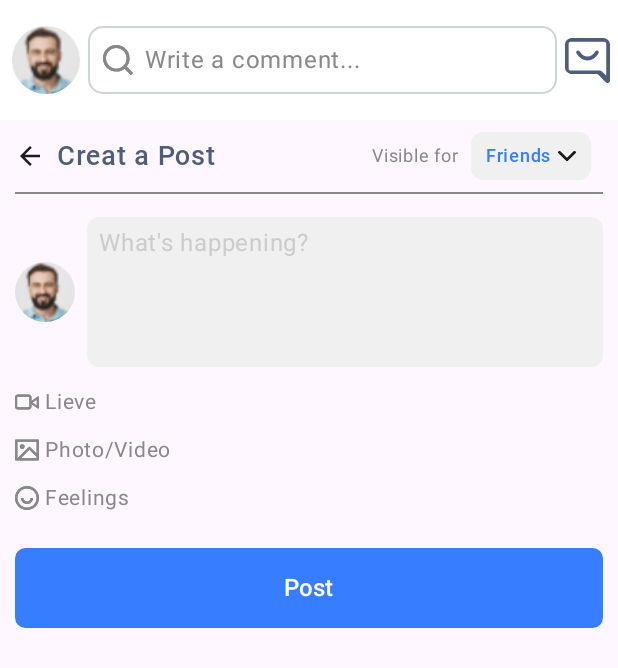
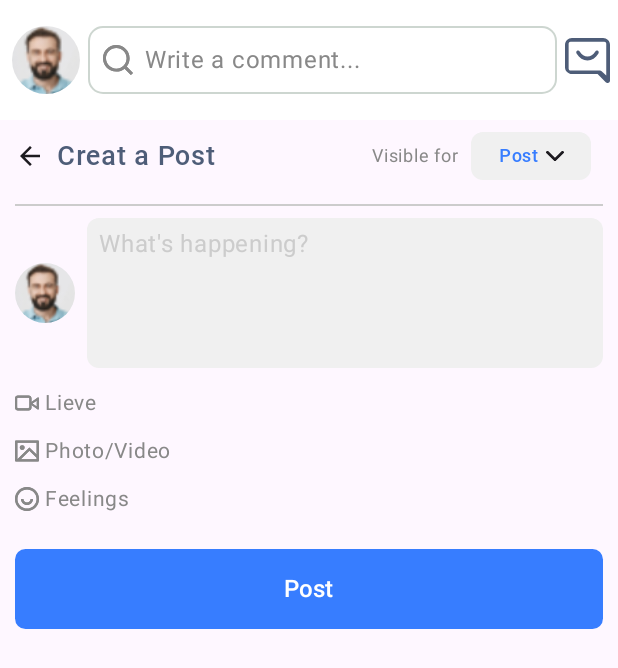
Before and after one commit to saif-uddin-shrabon/Meetmax, an Android app built with Jetpack Compose: the MainScreen screen opened through its navigation route, after a tap on "What's happening?", on a phone screen of 412 x 824 dp. Shown: the top 668 px of the screen. Run offline under Robolectric (Android 15) with nearby library versions, the phone set to English and light mode, and no system bars; our stand-ins replace Dagger/Hilt's generated code, Firebase (no records; nobody signed in at launch, a user with empty details on screens opened directly), livedata-compose; pictures from the network do not load.

Commit message:
Post creation daynamic for event post

```diff
--- a/app/src/main/java/com/lilab/meetmax/Pages/AppComponent/CommonCmponent.kt
+++ b/app/src/main/java/com/lilab/meetmax/Pages/AppComponent/CommonCmponent.kt
@@ -545,6 +545,13 @@ fun WarningDialog(
 
 
 
+//Devider
+@Composable
+fun CustomDevider(){
+    Spacer(modifier = Modifier.height(8.dp))
+    Divider(color = Color.LightGray, thickness = 1.dp)
+    Spacer(modifier = Modifier.height(8.dp))
+}
 
 @Preview(showBackground = true, widthDp = 360, heightDp = 640)
 @Composable
--- /dev/null
+++ b/app/src/main/java/com/lilab/meetmax/Pages/AppComponent/DropDownMnue.kt
@@ -0,0 +1,100 @@
+package com.lilab.meetmax.Pages.AppComponent
+
+import androidx.compose.foundation.background
+import androidx.compose.foundation.clickable
+import androidx.compose.foundation.layout.Arrangement
+import androidx.compose.foundation.layout.Box
+import androidx.compose.foundation.layout.Row
+import androidx.compose.foundation.layout.Spacer
+import androidx.compose.foundation.layout.height
+import androidx.compose.foundation.layout.size
+import androidx.compose.foundation.layout.width
+import androidx.compose.foundation.shape.RoundedCornerShape
+import androidx.compose.material3.DropdownMenu
+import androidx.compose.material3.DropdownMenuItem
+import androidx.compose.material3.Icon
+import androidx.compose.material3.Text
+import androidx.compose.runtime.Composable
+import androidx.compose.runtime.getValue
+import androidx.compose.runtime.mutableStateOf
+import androidx.compose.runtime.remember
+import androidx.compose.runtime.setValue
+import androidx.compose.ui.Alignment
+import androidx.compose.ui.Modifier
+import androidx.compose.ui.res.painterResource
+import androidx.compose.ui.text.font.Font
+import androidx.compose.ui.text.font.FontFamily
+import androidx.compose.ui.text.font.FontWeight
+import androidx.compose.ui.tooling.preview.Preview
+import androidx.compose.ui.unit.dp
+import androidx.compose.ui.unit.sp
+import com.lilab.meetmax.R
+import com.lilab.meetmax.ui.theme.LightColorScheme
+@Composable
+fun PostTypeChangeDropdownMenu(
+    onOptionSelected: (Boolean) -> Unit
+) {
+    var expanded by remember { mutableStateOf(false) }
+    var selectedText by remember { mutableStateOf("Post") }
+
+    Box {
+        Row(
+            modifier = Modifier
+                .height(32.dp)
+                .width(80.dp)
+                .background(LightColorScheme.background, RoundedCornerShape(8.dp))
+                .clickable { expanded = true },
+            horizontalArrangement = Arrangement.Center,
+            verticalAlignment = Alignment.CenterVertically
+        ) {
+            Text(
+                text = selectedText,
+                fontSize = 12.sp,
+                fontFamily = FontFamily(Font(R.font.rmedium, FontWeight.Medium)),
+                color = LightColorScheme.secondary,
+            )
+            Spacer(modifier = Modifier.width(4.dp))
+            Icon(
+                painter = painterResource(id = R.drawable.angle_down),
+                contentDescription = "Arrow Down",
+                modifier = Modifier.size(12.dp)
+            )
+        }
+
+        DropdownMenu(
+            expanded = expanded,
+            onDismissRequest = { expanded = false }
+        ) {
+            DropdownMenuItem(
+                text = { Text("Event") },
+                onClick = {
+                    selectedText = "Event"
+                    expanded = false
+                    onOptionSelected(true)
+                }
+            )
+
+            DropdownMenuItem(
+                text = { Text("Post") },
+                onClick = {
+                    selectedText = "Post"
+                    expanded = false
+                    onOptionSelected(false)
+                }
+            )
+        }
+    }
+}
+
+
+
+
+@Preview(showBackground = true, heightDp = 640, widthDp = 360)
+@Composable
+fun DropDownMeny(){
+    PostTypeChangeDropdownMenu(
+        onOptionSelected = {
+            // Handle option selection
+        }
+    )
+}
--- a/app/src/main/java/com/lilab/meetmax/Pages/AppComponent/MediaSelector.kt
+++ b/app/src/main/java/com/lilab/meetmax/Pages/AppComponent/MediaSelector.kt
@@ -138,6 +138,7 @@ fun MediaSelector(
             }
 
 
+
         }
     }
     else {
--- a/app/src/main/java/com/lilab/meetmax/Pages/MainPages/CreatPost.kt
+++ b/app/src/main/java/com/lilab/meetmax/Pages/MainPages/CreatPost.kt
@@ -43,6 +43,7 @@ import androidx.compose.ui.draw.clip
 import androidx.compose.ui.graphics.Color
 import androidx.compose.ui.platform.LocalContext
 import androidx.compose.ui.res.painterResource
+import androidx.compose.ui.res.stringResource
 import androidx.compose.ui.text.font.Font
 import androidx.compose.ui.text.font.FontFamily
 import androidx.compose.ui.text.font.FontWeight
@@ -52,7 +53,10 @@ import androidx.compose.ui.unit.sp
 import androidx.navigation.NavHostController
 import androidx.navigation.compose.rememberNavController
 import com.lilab.meetmax.Pages.AppComponent.BasicTextFiledWithHint
+import com.lilab.meetmax.Pages.AppComponent.CreatEventPostContent
+import com.lilab.meetmax.Pages.AppComponent.CustomDevider
 import com.lilab.meetmax.Pages.AppComponent.MediaSelector
+import com.lilab.meetmax.Pages.AppComponent.PostTypeChangeDropdownMenu
 import com.lilab.meetmax.Pages.AppComponent.ToolbarSection
 import com.lilab.meetmax.Pages.Navigation.Destination
 import com.lilab.meetmax.R
@@ -65,20 +69,20 @@ import com.lilab.meetmax.ui.theme.LightColorScheme
 fun CreatPost(navHostController: NavHostController,postViewModel: PostViewModel) {
 
 
-
     Surface(
 
         modifier = Modifier.fillMaxSize()
     ) {
        Column(
-              modifier = Modifier.fillMaxSize()
+              modifier = Modifier
+                  .fillMaxSize()
                   .verticalScroll(rememberScrollState()),
                 verticalArrangement = Arrangement.Top,
               horizontalAlignment = Alignment.CenterHorizontally
        ) {
            ToolbarSection()
 
-           CreatePostScreen(navHostController,postViewModel)
+           CreatePostScreen(navHostController, postViewModel)
        }
     }
 }
@@ -86,9 +90,11 @@ fun CreatPost(navHostController: NavHostController,postViewModel: PostViewModel)
 @Composable
 fun CreatePostScreen(navHostController: NavHostController,postViewModel: PostViewModel){
 
+
     var textValue by remember { mutableStateOf("") }
     var imageUri by remember { mutableStateOf<Uri?>(null) }
     var isLoading by remember { mutableStateOf(false) }
+    var event by remember { mutableStateOf(false) }
 
 
      Column(
@@ -97,15 +103,21 @@ fun CreatePostScreen(navHostController: NavHostController,postViewModel: PostVie
             horizontalAlignment = Alignment.CenterHorizontally
      ) {
             Spacer(modifier = Modifier.height(8.dp))
-            HeadingSectionOfCreatPost(navHostController)
 
-             Divider(
-                 color = Color.Gray,
-                 thickness = 1.dp,
-                 modifier = Modifier.fillMaxWidth()
-             )
-            Spacer(modifier = Modifier.height(15.dp))
-            PostContent(textValue = textValue, onTextChager = { textValue = it })
+
+         HeadingSectionOfCreatPost(navHostController,onEventChange = { event = it })
+           CustomDevider()
+         if (!event) {
+             PostContent(
+                 navHostController,
+                 textValue = textValue,
+                 onTextChager = { textValue = it })
+         }else{
+             CreatEventPostContent(textValue = textValue, onTextChager = { textValue = it })
+         }
+
+
+
             Spacer(modifier = Modifier.height(8.dp))
             ActionPerformer(imageUri = imageUri, onImageSelected = { imageUri = it })
            Spacer(modifier = Modifier.height(18.dp) )
@@ -155,8 +167,9 @@ fun CreatePostScreen(navHostController: NavHostController,postViewModel: PostVie
 
 }
 
+// Heading Section of Create Post
 @Composable
-fun HeadingSectionOfCreatPost(navHostController: NavHostController){
+fun HeadingSectionOfCreatPost(navHostController: NavHostController, onEventChange: (Boolean) -> Unit){
 
 
     Row (
@@ -200,30 +213,15 @@ fun HeadingSectionOfCreatPost(navHostController: NavHostController){
 
         Spacer(modifier = Modifier.width(8.dp))
 
+        PostTypeChangeDropdownMenu(
+            onOptionSelected = {
 
-            Row(
-                modifier = Modifier
-                    .height(32.dp)
-                    .width(80.dp)
-                    .background(LightColorScheme.background, RoundedCornerShape(8.dp)),
-                horizontalArrangement = Arrangement.Center,
-                verticalAlignment = Alignment.CenterVertically
-            ) {
-                Text(
-                    text = "Friends",
-                    fontSize = 12.sp,
-                    fontFamily = FontFamily(Font(R.font.rmedium, FontWeight.Medium)),
-                    color = LightColorScheme.secondary,
-                )
-                Spacer(modifier = Modifier.width(4.dp))
-                Icon(
-                    painter = painterResource(id = R.drawable.angle_down),
-                    contentDescription = "Arrow Down",
-                    modifier = Modifier
-                        .size(12.dp)
+                onEventChange(it)
+            }
+
         )
 
-            }
+
 
         Spacer(modifier = Modifier.width(8.dp))
 
@@ -232,10 +230,11 @@ fun HeadingSectionOfCreatPost(navHostController: NavHostController){
 }
 
 
+// Post Content
+@Composable
+fun PostContent(navHostController: NavHostController,textValue: String, onTextChager: (String) -> Unit = {}){
+    var isEnabled by remember { mutableStateOf(false) }
 
-@Composable
-fun PostContent(textValue: String, onTextChager: (String) -> Unit = {}){
-    var isEnabled by remember { mutableStateOf(false) }
 
 
         Row(
@@ -273,7 +272,10 @@ fun PostContent(textValue: String, onTextChager: (String) -> Unit = {}){
 
 
         }
+
+
 }
+
 
 
 @Composable
@@ -326,5 +328,5 @@ fun ActionPerformer(
 @Composable
 fun CreatPostPreview() {
     val mockNavController = rememberNavController()
-  //  CreatPost(mockNavController, PostViewModel())
+    //CreatPost(mockNavController)
 }
--- a/app/src/main/java/com/lilab/meetmax/Pages/MainPages/HomePage.kt
+++ b/app/src/main/java/com/lilab/meetmax/Pages/MainPages/HomePage.kt
@@ -110,6 +110,7 @@ fun HomePage(modifier: Modifier = Modifier, navHostController: NavHostController
                                  content = it1.content,
                                  image = posts!![index].image
                              )
+
                          }
 
                      }
--- a/app/src/main/java/com/lilab/meetmax/services/repository/StoryRepository.kt
+++ b/app/src/main/java/com/lilab/meetmax/services/repository/StoryRepository.kt
@@ -10,14 +10,14 @@ object StoryRepository {
     private val sotries = mutableStateOf<List<StoryData>>(emptyList())
 
     val _stories = ArrayList<StoryData>()
-
     private fun populateStories() {
 
-        (0..9).forEach { index ->
+        (0..20).forEach { index ->
             val story = StoryData(
                 image = "https://randomuser.me/api/portraits/men/${index + 1}.jpg",
                 name = names[index]
             )
+
             _stories.add(story)
         }
 
--- a/app/src/main/res/values/strings.xml
+++ b/app/src/main/res/values/strings.xml
@@ -3,4 +3,6 @@
     <string name="forget_password">Forget Password?</string>
     <string name="forget_password_desc">Enter your email details to receive a reset link</string>
     <string name="SearchPlaceholder">Search for something here…</string>
+    <string name="eventheading">Recent Event</string>
+    <string name="creatEvent">Create Event</string>
 </resources>
```
Also changed, not shown: app/src/main/java/com/lilab/meetmax/Pages/AppComponent/CreatEventSection.kt (added, +163 -0 lines), app/src/main/java/com/lilab/meetmax/Pages/AppComponent/EventSection.kt (added, +242 -0 lines), app/src/main/java/com/lilab/meetmax/Pages/AppComponent/PostItem.kt (+9 -5 lines). Lines whose indentation alone changed are shown as unchanged.
